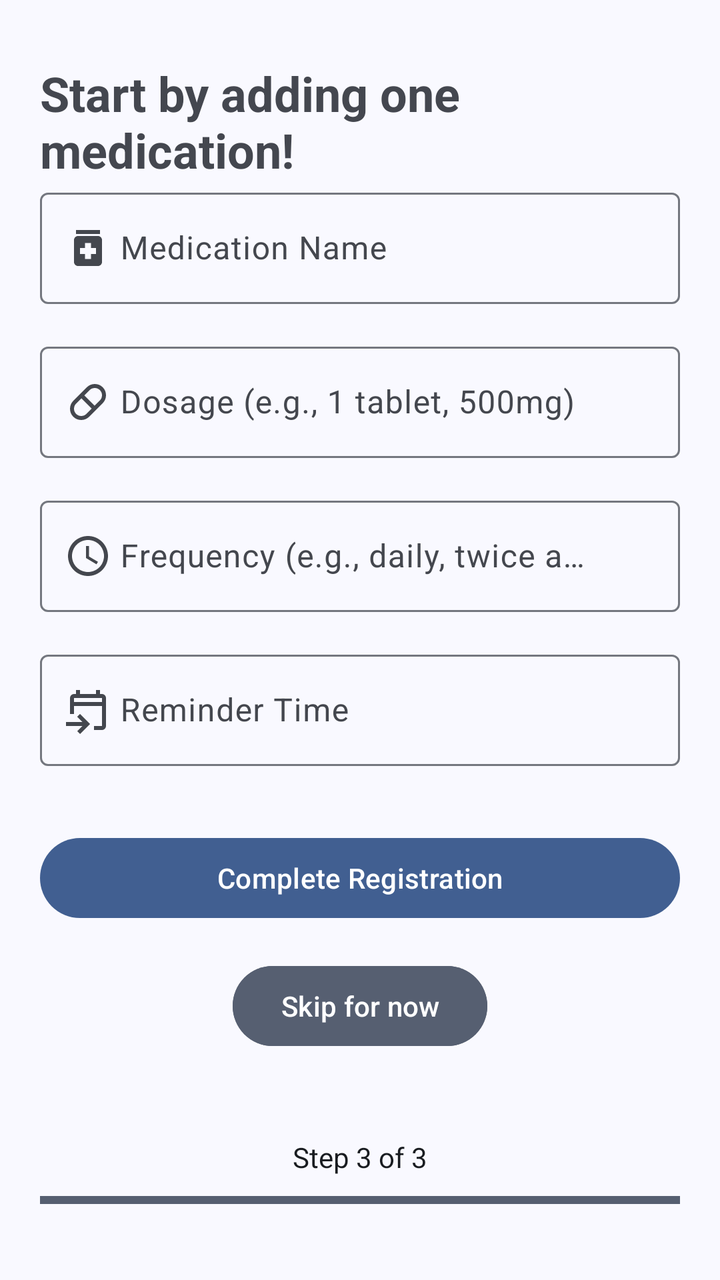
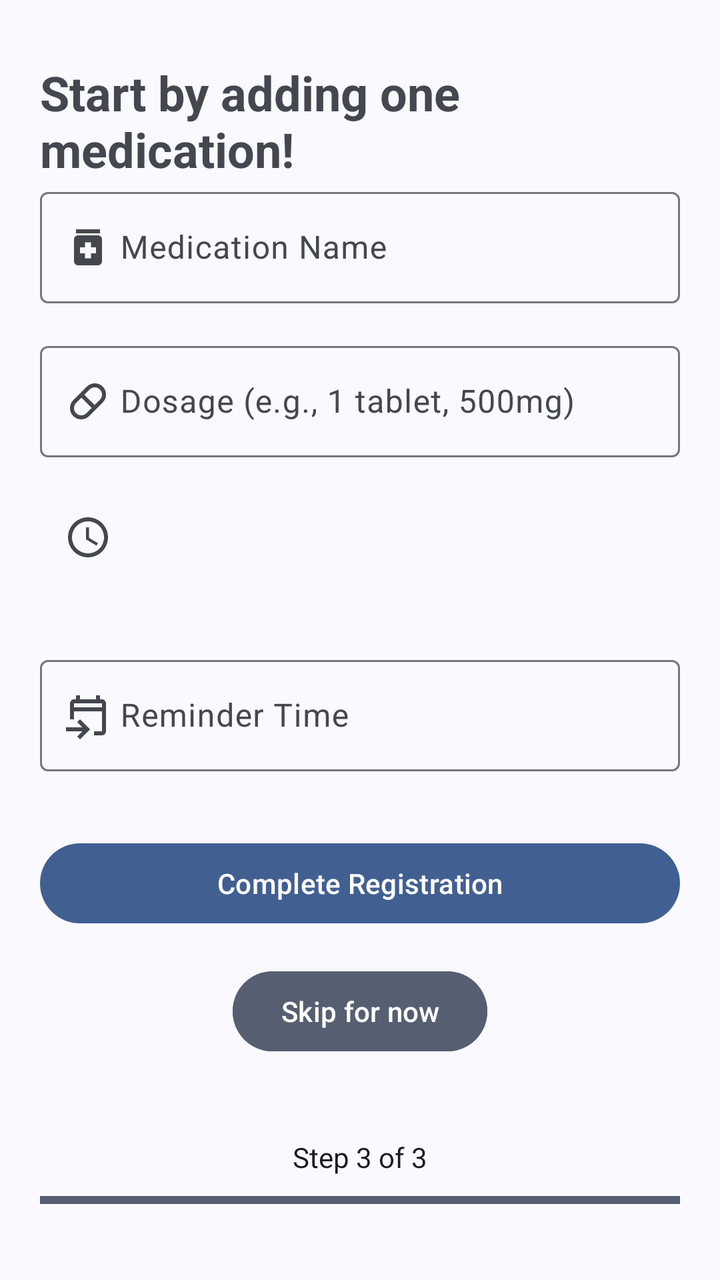

Screens rendered from an Android XML layout before and after an edit, with the pre-edit source and the edit as a unified diff.
<!-- AndroidManifest.xml: application theme Theme.MobileHealthApplication -->
<!-- res/layout/fragment_registration_part3.xml -->
<?xml version="1.0" encoding="utf-8"?>
<androidx.constraintlayout.widget.ConstraintLayout
    xmlns:android="http://schemas.android.com/apk/res/android"
    xmlns:app="http://schemas.android.com/apk/res-auto"
    xmlns:tools="http://schemas.android.com/tools"
    android:layout_width="match_parent"
    android:layout_height="match_parent"
    android:padding="20dp"
    android:background="?attr/colorSurface"
    tools:ignore="VisualLintBounds">

    
    <LinearLayout
        android:layout_width="match_parent"
        android:layout_height="wrap_content"
        android:orientation="vertical"
        app:layout_constraintTop_toTopOf="parent"
        app:layout_constraintBottom_toTopOf="@id/registration_footer"
        app:layout_constraintVertical_bias="0.2">

        <TextView
        android:id="@+id/medication_dosage"
        android:layout_width="wrap_content"
        android:layout_height="wrap_content"
        android:text="@string/start_by_adding_one_medication"
        android:textStyle="bold"
        android:textSize="24sp" />

        
        <com.google.android.material.textfield.TextInputLayout
            android:id="@+id/medication_name_layout"
            android:layout_width="match_parent"
            android:layout_height="wrap_content"
            android:hint="@string/medication_name_hint"
            app:startIconDrawable="@drawable/baseline_medication_24">

            <com.google.android.material.textfield.TextInputEditText
                android:id="@+id/medication_name_edit_text"
                android:layout_width="match_parent"
                android:layout_height="wrap_content"
                android:imeOptions="actionNext"
                android:inputType="text"
                android:paddingStart="40dp"
                android:paddingEnd="40dp" />
        </com.google.android.material.textfield.TextInputLayout>

        
        <com.google.android.material.textfield.TextInputLayout
            android:id="@+id/dosage_layout"
            android:layout_width="match_parent"
            android:layout_height="wrap_content"
            android:hint="@string/dosage_hint"
            android:layout_marginTop="16dp"
            app:startIconDrawable="@drawable/baseline_pill_24px">

            <com.google.android.material.textfield.TextInputEditText
                android:id="@+id/dosage_edit_text"
                android:layout_width="match_parent"
                android:layout_height="wrap_content"
                android:imeOptions="actionNext"
                android:inputType="number"
                android:paddingStart="40dp"
                android:paddingEnd="40dp" />
        </com.google.android.material.textfield.TextInputLayout>

        
        <com.google.android.material.textfield.TextInputLayout
            android:id="@+id/frequency_layout"
            android:layout_width="match_parent"
            android:layout_height="wrap_content"
            android:hint="@string/frequency_hint"
            android:layout_marginTop="16dp"
            app:startIconDrawable="@drawable/baseline_schedule_24">

            <com.google.android.material.textfield.TextInputEditText
                android:id="@+id/frequency_edit_text"
                android:layout_width="match_parent"
                android:layout_height="wrap_content"
                android:imeOptions="actionNext"
                android:inputType="text"
                android:paddingStart="40dp"
                android:paddingEnd="40dp" />
        </com.google.android.material.textfield.TextInputLayout>

        
        <com.google.android.material.textfield.TextInputLayout
            android:id="@+id/reminder_time_layout"
            android:layout_width="match_parent"
            android:layout_height="wrap_content"
            android:hint="@string/reminder_time_hint"
            android:layout_marginTop="16dp"
            app:startIconDrawable="@drawable/baseline_event_upcoming_24px">

            <com.google.android.material.textfield.TextInputEditText
                android:id="@+id/reminder_time_edit_text"
                android:layout_width="match_parent"
                android:layout_height="wrap_content"
                android:inputType="none"
                android:focusable="true"
                android:clickable="true"
                android:paddingStart="40dp"
                android:paddingEnd="40dp" />
        </com.google.android.material.textfield.TextInputLayout>

        
        <com.google.android.material.button.MaterialButton
            android:id="@+id/continue_button"
            android:layout_width="match_parent"
            android:layout_height="wrap_content"
            android:text="@string/complete_registration"
            android:textColor="@android:color/white"
            android:layout_marginTop="32dp"/>


        
        <Button
            android:id="@+id/skip_button"
            android:layout_width="wrap_content"
            android:layout_height="wrap_content"
            android:text="@string/skip_for_now"
            android:textColor="@color/white"
            android:backgroundTint="@color/secondary_button"
            android:layout_gravity="center"
            android:layout_marginTop="16dp"/>
    </LinearLayout>

    
    <LinearLayout
        android:id="@+id/registration_footer"
        android:layout_width="match_parent"
        android:layout_height="wrap_content"
        android:orientation="vertical"
        android:layout_marginBottom="16dp"
        app:layout_constraintBottom_toBottomOf="parent">

        
        <TextView
            android:layout_width="wrap_content"
            android:layout_height="wrap_content"
            android:layout_gravity="center"
            android:text="@string/step_3_of_3"
            android:textColor="?attr/colorOnSurface"
            android:layout_marginBottom="8dp" />

        
        <ProgressBar
            android:id="@+id/registrationProgress"
            style="@android:style/Widget.Material.ProgressBar.Horizontal"
            android:layout_width="match_parent"
            android:layout_height="8dp"
            android:progress="100"
            android:max="100"/>
    </LinearLayout>

</androidx.constraintlayout.widget.ConstraintLayout>
<!-- resources referenced by this layout -->
<resources>
  <string name="frequency_hint">Frequency (e.g., daily, twice a day)</string>
  <style name="Theme.MobileHealthApplication" parent="Theme.Material3.DynamicColors.DayNight.NoActionBar">
          
          <item name="colorPrimary">@color/md_theme_primary</item>
          <item name="colorOnPrimary">@color/md_theme_onPrimary</item>
          <item name="colorPrimaryContainer">@color/md_theme_primaryContainer</item>
          <item name="colorOnPrimaryContainer">@color/md_theme_onPrimaryContainer</item>
          <item name="colorPrimaryFixed">@color/md_theme_primaryFixed</item>
          <item name="colorOnPrimaryFixed">@color/md_theme_onPrimaryFixed</item>
          <item name="colorPrimaryFixedDim">@color/md_theme_primaryFixedDim</item>
          <item name="colorOnPrimaryFixedVariant">@color/md_theme_onPrimaryFixedVariant</item>
  
          <item name="colorSecondary">@color/md_theme_secondary</item>
          <item name="colorOnSecondary">@color/md_theme_onSecondary</item>
          <item name="colorSecondaryContainer">@color/md_theme_secondaryContainer</item>
          <item name="colorOnSecondaryContainer">@color/md_theme_onSecondaryContainer</item>
          <item name="colorSecondaryFixed">@color/md_theme_secondaryFixed</item>
          <item name="colorOnSecondaryFixed">@color/md_theme_onSecondaryFixed</item>
          <item name="colorSecondaryFixedDim">@color/md_theme_secondaryFixedDim</item>
          <item name="colorOnSecondaryFixedVariant">@color/md_theme_onSecondaryFixedVariant</item>
  
          <item name="colorTertiary">@color/md_theme_tertiary</item>
          <item name="colorOnTertiary">@color/md_theme_onTertiary</item>
          <item name="colorTertiaryContainer">@color/md_theme_tertiaryContainer</item>
          <item name="colorOnTertiaryContainer">@color/md_theme_onTertiaryContainer</item>
          <item name="colorTertiaryFixed">@color/md_theme_tertiaryFixed</item>
          <item name="colorOnTertiaryFixed">@color/md_theme_onTertiaryFixed</item>
          <item name="colorTertiaryFixedDim">@color/md_theme_tertiaryFixedDim</item>
          <item name="colorOnTertiaryFixedVariant">@color/md_theme_onTertiaryFixedVariant</item>
  
          <item name="colorError">@color/md_theme_error</item>
          <item name="colorOnError">@color/md_theme_onError</item>
          <item name="colorErrorContainer">@color/md_theme_errorContainer</item>
          <item name="colorOnErrorContainer">@color/md_theme_onErrorContainer</item>
  
          
          <item name="android:colorBackground">@color/md_theme_background</item>
          <item name="colorOnBackground">@color/md_theme_onBackground</item>
          <item name="colorSurface">@color/md_theme_surface</item>
          <item name="colorOnSurface">@color/md_theme_onSurface</item>
          <item name="colorSurfaceVariant">@color/md_theme_surfaceVariant</item>
          <item name="colorOnSurfaceVariant">@color/md_theme_onSurfaceVariant</item>
          <item name="colorSurfaceContainerLowest">@color/md_theme_surfaceContainerLowest</item>
          <item name="colorSurfaceContainerLow">@color/md_theme_surfaceContainerLow</item>
          <item name="colorSurfaceContainer">@color/md_theme_surfaceContainer</item>
          <item name="colorSurfaceContainerHigh">@color/md_theme_surfaceContainerHigh</item>
          <item name="colorSurfaceContainerHighest">@color/md_theme_surfaceContainerHighest</item>
  
          
          <item name="colorOutline">@color/md_theme_outline</item>
          <item name="colorOutlineVariant">@color/md_theme_outlineVariant</item>
          <item name="colorSurfaceBright">@color/md_theme_surfaceBright</item>
          <item name="colorSurfaceDim">@color/md_theme_surfaceDim</item>
  
          
          <item name="android:statusBarColor">@color/md_theme_surfaceContainer</item>
          <item name="android:navigationBarColor">@color/md_theme_surfaceContainer</item>
          <item name="android:windowLightStatusBar">true</item>
          <item name="android:windowLightNavigationBar" tools:targetApi="27">true</item>
  
          
          <item name="materialCardViewStyle">@style/Widget.App.CardView</item>
          <item name="bottomNavigationStyle">@style/Widget.App.BottomNavigation</item>
          <item name="toolbarStyle">@style/Widget.App.Toolbar</item>
          <item name="floatingActionButtonStyle">@style/Widget.App.FloatingActionButton</item>
      </style>
  <!-- unchanged entries left out for length: 61 -->
</resources>

<!-- the commit's change to res/layout/fragment_registration_part3.xml (unified diff, before → after) -->
@@ -68,18 +68,27 @@
             android:id="@+id/frequency_layout"
             android:layout_width="match_parent"
             android:layout_height="wrap_content"
-            android:hint="@string/frequency_hint"
+
+            android:hint="Enter frequency"
             android:layout_marginTop="16dp"
             app:startIconDrawable="@drawable/baseline_schedule_24">
 
-            <com.google.android.material.textfield.TextInputEditText
-                android:id="@+id/frequency_edit_text"
+            <HorizontalScrollView
                 android:layout_width="match_parent"
                 android:layout_height="wrap_content"
-                android:imeOptions="actionNext"
-                android:inputType="text"
-                android:paddingStart="40dp"
-                android:paddingEnd="40dp" />
+                android:scrollbars="none">
+
+                <com.google.android.material.chip.ChipGroup
+                    android:id="@+id/frequency_chip_group"
+                    android:layout_width="wrap_content"
+                    android:layout_height="wrap_content"
+                    style="@style/Widget.Material3.ChipGroup"
+                    app:singleSelection="true"
+                    app:selectionRequired="true"
+                    android:padding="8dp"/>
+
+            </HorizontalScrollView>
+
         </com.google.android.material.textfield.TextInputLayout>
 
         
<!-- resource entries referenced after the edit -->
@@ -1,6 +1,5 @@
 <!-- resources referenced by this layout -->
 <resources>
-  <string name="frequency_hint">Frequency (e.g., daily, twice a day)</string>
   <style name="Theme.MobileHealthApplication" parent="Theme.Material3.DynamicColors.DayNight.NoActionBar">
           
           <item name="colorPrimary">@color/md_theme_primary</item>
@@ -53,6 +52,7 @@
           <item name="colorOutlineVariant">@color/md_theme_outlineVariant</item>
           <item name="colorSurfaceBright">@color/md_theme_surfaceBright</item>
           <item name="colorSurfaceDim">@color/md_theme_surfaceDim</item>
+          <item name="materialCalendarTheme">@style/ThemeOverlay.App.DatePicker</item>
   
           
           <item name="android:statusBarColor">@color/md_theme_surfaceContainer</item>
@@ -66,6 +66,13 @@
           <item name="toolbarStyle">@style/Widget.App.Toolbar</item>
           <item name="floatingActionButtonStyle">@style/Widget.App.FloatingActionButton</item>
       </style>
+  <style name="ThemeOverlay.App.DatePicker" parent="@style/ThemeOverlay.Material3.MaterialCalendar">
+          <item name="android:windowBackground">@color/current_app_background_dark</item>
+          <item name="colorPrimary">@color/md_theme_primary</item>
+          <item name="colorOnPrimary">@color/md_theme_onPrimary</item>
+          <item name="colorSurface">@color/current_app_background_dark</item>
+      </style>
+  <color name="current_app_background_dark">#191c20</color>
   <!-- unchanged entries left out for length: 61 -->
 </resources>
 
